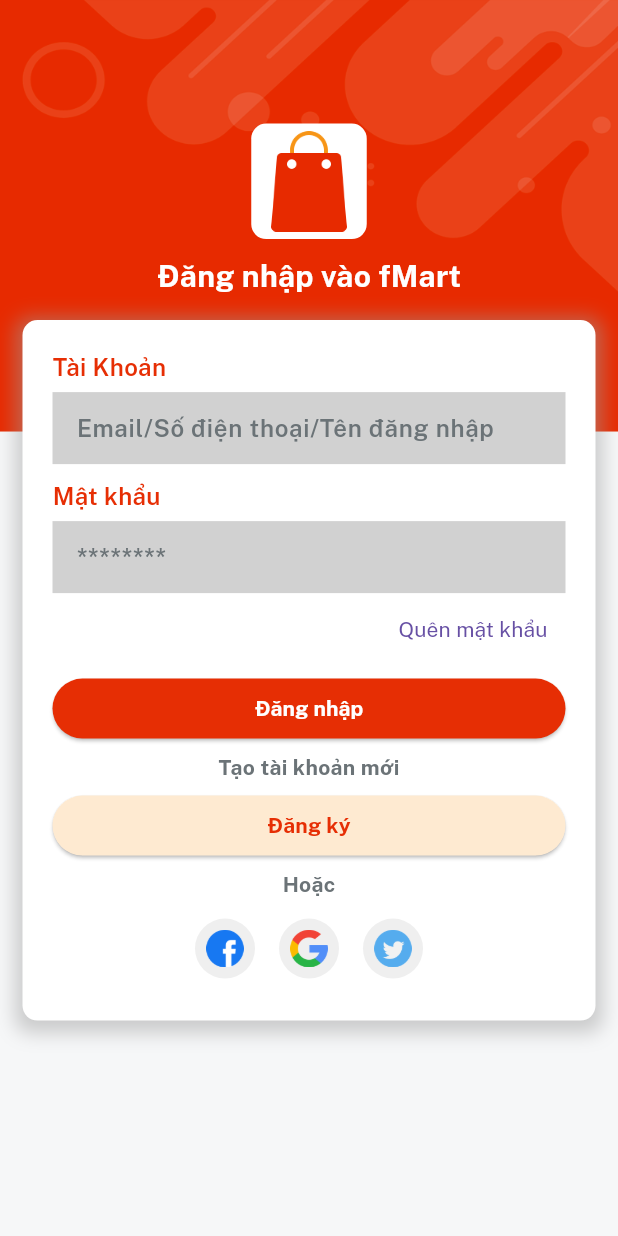
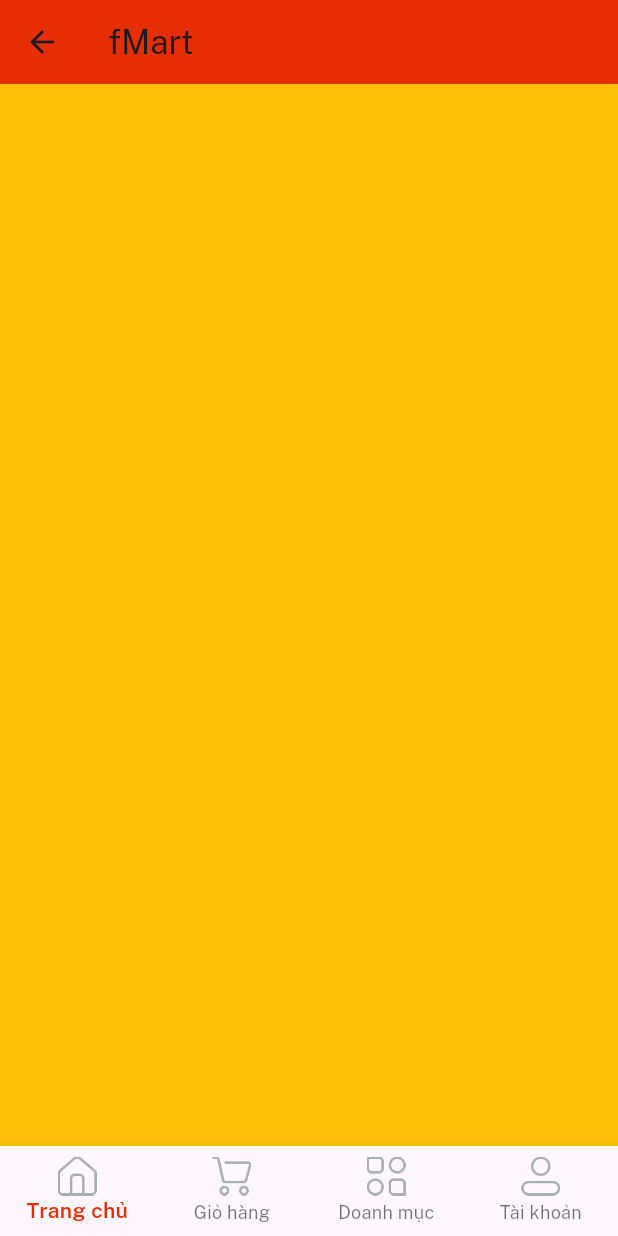
Before and after one commit to DooxFonggg/F-Mart, a Flutter app: the screen it shows after launch, after a tap on "Đăng nhập", on a phone screen of 412 x 824 dp. Run offline on Flutter 3.47's test engine with Material 3 defaults, Android fonts, the phone set to English and light mode, and no system bars; our stand-ins replace bloc, flutter_bloc, get, velocity_x; missing offline and left inert: getx_test.

Commit message:
BottomNavigationBarItem + bloc

```diff
--- a/lib/consts/strings.dart
+++ b/lib/consts/strings.dart
@@ -1,4 +1,5 @@
 //khai báo const cho các name có trong app
+
 const appname = "fMart";
 const appversion = "Version 1.0.0";
 const credits = "@dooxfonggg";
@@ -19,3 +20,7 @@ const loginWith = "Hoặc";
 const privacyPolicy = "chính sách bảo mật";
 const termsAndConditions = "điều khoản sử dụng";
 const alreadyHaveAccount = "Bạn đã có tài khoản?";
+const home = "Trang chủ";
+const cart = "Giỏ hàng";
+const categories = "Doanh mục";
+const account = "Tài khoản";
--- /dev/null
+++ b/lib/controller/bloc/home_controller_bloc.dart
@@ -0,0 +1 @@
+// TODO Implement this library.
--- /dev/null
+++ b/lib/controller/bloc_home/home_controller_bloc.dart
@@ -0,0 +1,18 @@
+import 'package:bloc/bloc.dart';
+import 'package:meta/meta.dart';
+
+part 'home_controller_event.dart';
+part 'home_controller_state.dart';
+
+class HomeControllerBloc
+    extends Bloc<HomeControllerEvent, HomeControllerState> {
+  // state ban đầu là event tabIndex = 0
+  HomeControllerBloc() : super(HomeControllerInitial(tabIndex: 0)) {
+    on<HomeControllerEvent>((event, emit) {
+      //nếu event thay đổi thì cập nhật state
+      if (event is HomeChanged) {
+        emit(HomeControllerInitial(tabIndex: event.tabIndex));
+      }
+    });
+  }
+}
--- /dev/null
+++ b/lib/controller/bloc_home/home_controller_event.dart
@@ -0,0 +1,10 @@
+part of 'home_controller_bloc.dart';
+
+@immutable
+sealed class HomeControllerEvent {}
+
+class HomeChanged extends HomeControllerEvent {
+  final int tabIndex;
+
+  HomeChanged({required this.tabIndex});
+}
--- /dev/null
+++ b/lib/controller/bloc_home/home_controller_state.dart
@@ -0,0 +1,12 @@
+part of 'home_controller_bloc.dart';
+
+@immutable
+sealed class HomeControllerState {
+  final int tabIndex;
+
+  HomeControllerState({required this.tabIndex});
+}
+
+final class HomeControllerInitial extends HomeControllerState {
+  HomeControllerInitial({required super.tabIndex});
+}
--- /dev/null
+++ b/lib/controller/home_controller.dart
@@ -0,0 +1,5 @@
+// import 'package:get/get.dart';
+
+// class HomeController extends GetxController {
+//   var currentNavIndex = 0.obs;
+// }
--- a/lib/main.dart
+++ b/lib/main.dart
@@ -1,5 +1,8 @@
+import 'package:ecommerce_app/controller/bloc/home_controller_bloc.dart';
+import 'package:ecommerce_app/controller/bloc_home/home_controller_bloc.dart';
 import 'package:ecommerce_app/views/splash_screens/splash_screen.dart';
 import 'package:flutter/material.dart';
+import 'package:flutter_bloc/flutter_bloc.dart';
 import 'consts/consts.dart';
 import 'package:get/get.dart';
 
@@ -13,7 +16,9 @@ class MyApp extends StatelessWidget {
   @override
   Widget build(BuildContext context) {
     //sử dụng getx
-    return GetMaterialApp(
+    return BlocProvider(
+      create: (context) => HomeControllerBloc(),
+      child: GetMaterialApp(
         debugShowCheckedModeBanner: false,
         title: appname,
         theme: ThemeData(
@@ -24,6 +29,7 @@ class MyApp extends StatelessWidget {
           fontFamily: regular,
         ),
         home: SplashSceens(),
+      ),
     );
   }
 }
--- a/lib/views/auth_screens/login_screen.dart
+++ b/lib/views/auth_screens/login_screen.dart
@@ -1,5 +1,6 @@
 import 'package:ecommerce_app/consts/consts.dart';
 import 'package:ecommerce_app/views/auth_screens/signUp_screen.dart';
+import 'package:ecommerce_app/views/home_screens/home_screen.dart';
 import 'package:ecommerce_app/wiget_common/appLogo_witget.dart';
 import 'package:ecommerce_app/wiget_common/bg_witget.dart';
 import 'package:ecommerce_app/wiget_common/custom_textFeild.dart';
@@ -71,7 +72,9 @@ class loginScreen extends StatelessWidget {
                                 name: login,
                                 primary: redColor,
                                 color: whiteColor,
-                                onPress: () {})),
+                                onPress: () {
+                                  Get.to(() => homeScreen());
+                                })),
                         SizedBox(
                           height: 5,
                         ),
--- a/lib/views/auth_screens/signUp_screen.dart
+++ b/lib/views/auth_screens/signUp_screen.dart
@@ -85,9 +85,9 @@ class _signUpScreenState extends State<signUpScreen> {
                           children: [
                             Checkbox(
                                 checkColor: Colors.white,
-                                fillColor: MaterialStateProperty.all(redColor),
+                                fillColor: MaterialStateProperty.all(
+                                    isValue == true ? redColor : Colors.white),
                                 value: isValue,
-                                side: BorderSide.none,
                                 onChanged: (newValue) {
                                   setState(() {
                                     isValue = newValue!;
@@ -132,7 +132,8 @@ class _signUpScreenState extends State<signUpScreen> {
                             child: ourButton(
                                 name: signUp,
                                 color: whiteColor,
-                                primary: redColor,
+                                primary:
+                                    isValue == true ? redColor : lightGolden,
                                 onPress: () {})),
                         Row(
                           mainAxisAlignment: MainAxisAlignment.center,
--- /dev/null
+++ b/lib/views/home_screens/home_screen.dart
@@ -0,0 +1,88 @@
+import 'package:ecommerce_app/consts/colors.dart';
+import 'package:ecommerce_app/consts/consts.dart';
+import 'package:ecommerce_app/controller/bloc/home_controller_bloc.dart';
+import 'package:ecommerce_app/controller/bloc_home/home_controller_bloc.dart';
+import 'package:ecommerce_app/controller/home_controller.dart';
+import 'package:flutter/material.dart';
+import 'package:flutter_bloc/flutter_bloc.dart';
+import 'package:getx_test/utils/image_test_utils.dart';
+
+class homeScreen extends StatelessWidget {
+  // const homeScreen({super.key});
+  List<BottomNavigationBarItem> navbarItem = <BottomNavigationBarItem>[
+    BottomNavigationBarItem(
+      icon: Image.asset(
+        icHome,
+        width: 26,
+      ),
+      label: home,
+    ),
+    BottomNavigationBarItem(
+      icon: Image.asset(
+        icCart,
+        width: 26,
+      ),
+      label: cart,
+    ),
+    BottomNavigationBarItem(
+      icon: Image.asset(
+        icCategories,
+        width: 26,
+      ),
+      label: categories,
+    ),
+    BottomNavigationBarItem(
+      icon: Image.asset(
+        icProfile,
+        width: 26,
+      ),
+      label: account,
+    ),
+  ];
+  var homeItem = [
+    Container(
+      color: Colors.amber,
+    ),
+    Container(
+      color: Colors.blue,
+    ),
+    Container(
+      color: Colors.green,
+    ),
+    Container(
+      color: Colors.red,
+    ),
+  ];
+  @override
+  Widget build(BuildContext context) {
+    return BlocConsumer<HomeControllerBloc, HomeControllerState>(
+      listener: (context, state) {
+        // TODO: implement listener
+      },
+      builder: (context, state) {
+        return Scaffold(
+          appBar: AppBar(
+            title: (Text('fMart')),
+            backgroundColor: redColor,
+          ),
+          body: Container(
+            child: homeItem[state.tabIndex],
+          ),
+          bottomNavigationBar: BottomNavigationBar(
+            currentIndex: state.tabIndex,
+            items: navbarItem,
+            showUnselectedLabels: true,
+            type: BottomNavigationBarType.fixed,
+            selectedItemColor: redColor,
+            selectedLabelStyle:
+                TextStyle(fontFamily: semibold, color: textfieldGrey),
+            onTap: (index) {
+              BlocProvider.of<HomeControllerBloc>(context)
+                  .add(HomeChanged(tabIndex: index));
+            },
+          ),
+        );
+      },
+    );
+  }
+}
--- a/pubspec.yaml
+++ b/pubspec.yaml
@@ -37,6 +37,7 @@ dependencies:
   cupertino_icons: ^1.0.2
   velocity_x: ^4.1.2
   getx_test: ^1.0.3
+  flutter_bloc: ^8.1.5
 
 
 dev_dependencies:
```
Also changed, not shown: pubspec.lock. Lines whose indentation alone changed are shown as unchanged.
